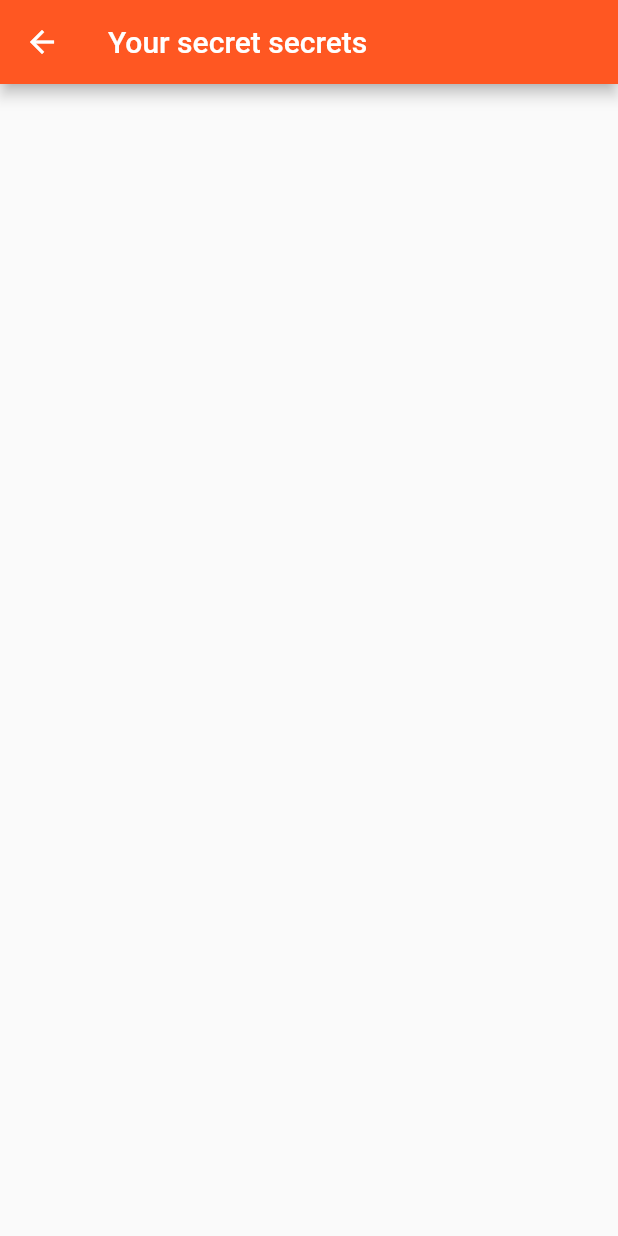
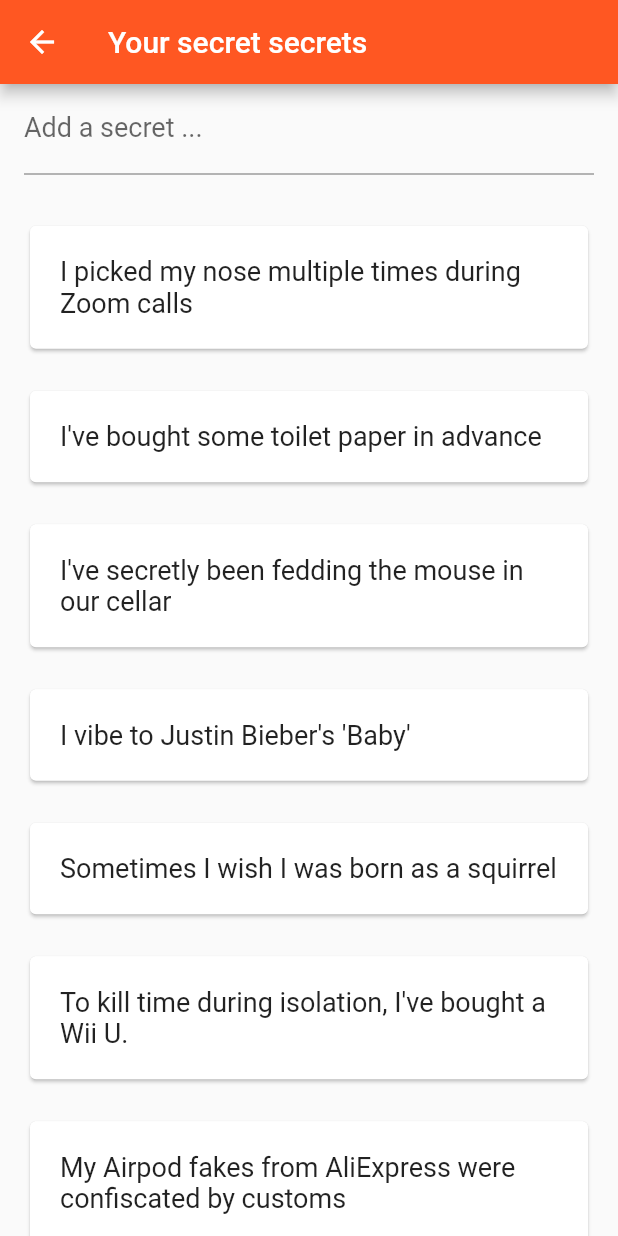
Before and after one commit to Skn0tt/reverse-engineering-mobile-apps-talk, a Flutter app: the SecretKeeper screen opened directly, on a phone screen of 412 x 824 dp. Run offline on Flutter 3.47's test engine with Material 2 defaults, Android fonts, the phone set to English and light mode, and no system bars.

Commit message:
Create secretkeeper page

```diff
--- a/demo_app/lib/SecretKeeper.dart
+++ b/demo_app/lib/SecretKeeper.dart
@@ -1,22 +1,72 @@
 import 'package:flutter/material.dart';
 
 class SecretKeeper extends StatefulWidget {
-
   @override
   State<StatefulWidget> createState() {
     return _SecretKeeperState();
   }
-
 }
 
 class _SecretKeeperState extends State<SecretKeeper> {
-  @override
-  Widget build(BuildContext context) {
-    return Scaffold(
-      appBar: AppBar(
-        title: Text("Your secret secrets")
+  List<String> secrets = [
+    "I picked my nose multiple times during Zoom calls",
+    "I've bought some toilet paper in advance",
+    "I've secretly been fedding the mouse in our cellar",
+    "I vibe to Justin Bieber's 'Baby'",
+    "Sometimes I wish I was born as a squirrel",
+    "To kill time during isolation, I've bought a Wii U.",
+    "My Airpod fakes from AliExpress were confiscated by customs",
+    "My favorite T-Shirt has a Dugong on it"
+  ];
+
+  final TextEditingController eCtrl = new TextEditingController();
+
+  Widget buildSecretCard(String text) {
+    return Padding(
+      padding: EdgeInsets.symmetric(vertical: 10),
+      child: Card(
+        child: Padding(
+          padding: EdgeInsets.all(20),
+          child: Text(
+            text,
+            style: TextStyle(fontSize: 18),
+          )
+        )
       ),
     );
   }
 
+  @override
+  Widget build(BuildContext context) {
+    return Scaffold(
+        appBar: AppBar(title: Text("Your secret secrets")),
+        body: Padding(
+            padding: EdgeInsets.symmetric(horizontal: 16),
+            child: Column(
+              children: <Widget>[
+                TextField(
+                    controller: eCtrl,
+                    onSubmitted: (text) {
+                      setState(() {
+                        secrets.insert(0, text);
+                      });
+                      eCtrl.clear();
+                    },
+                    decoration: InputDecoration(
+                      border: UnderlineInputBorder(),
+                      labelText: "Add a secret ...",
+                      labelStyle: TextStyle(fontSize: 18)
+                    ),
+                  ),
+                Padding(padding: EdgeInsets.all(10)),
+                Expanded(
+                  child: ListView.builder(
+                      itemCount: secrets.length,
+                      itemBuilder: (context, index) {
+                        return buildSecretCard(secrets[index]);
+                      }),
+                ),
+              ],
+            )));
+  }
 }
```
